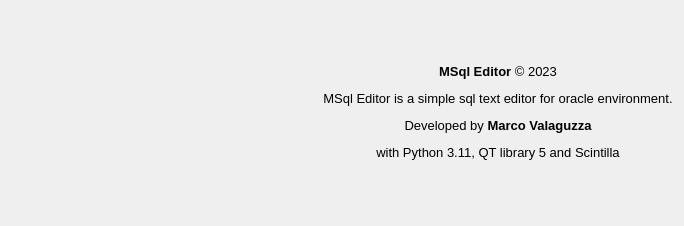
Before: the Qt Designer form source/qtdesigner/MSql_editor_win3_ui.ui in MValaguz/MSql, drawn with Qt 5.
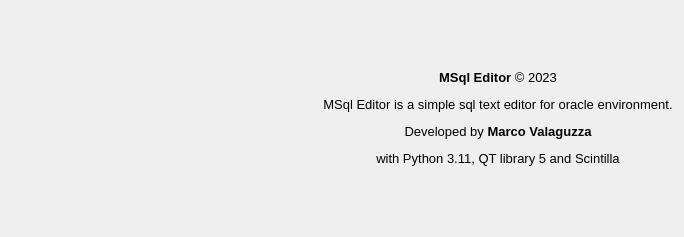
After: the same form once the commit is applied. Icons and pictures are not drawn.

Diff of the .ui file:
```diff
--- a/source/qtdesigner/MSql_editor_win3_ui.ui
+++ b/source/qtdesigner/MSql_editor_win3_ui.ui
@@ -7,7 +7,7 @@
     <x>0</x>
     <y>0</y>
     <width>684</width>
-    <height>226</height>
+    <height>237</height>
    </rect>
   </property>
   <property name="windowTitle">
```
Left out of the diff: 2 changed lines with no effect on the pictures.
